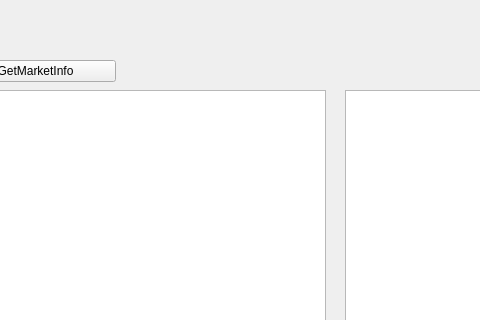
First picture: the form in listview.ui, repository Gance54/test_qt, before the edit; both pictures show x 275 to 755 and y 0 to 320 of the 1234 by 703 pixel window.
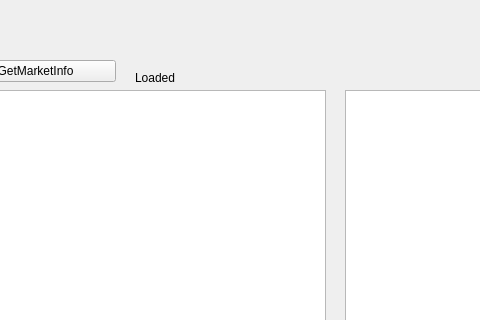
Second picture: the form after the edit.

```diff
--- a/listview.ui
+++ b/listview.ui
@@ -98,6 +98,19 @@
     </rect>
    </property>
   </widget>
+  <widget class="QLabel" name="statusLabel">
+   <property name="geometry">
+    <rect>
+     <x>410</x>
+     <y>70</y>
+     <width>211</width>
+     <height>16</height>
+    </rect>
+   </property>
+   <property name="text">
+    <string>Loaded</string>
+   </property>
+  </widget>
  </widget>
  <resources/>
  <connections>
```
